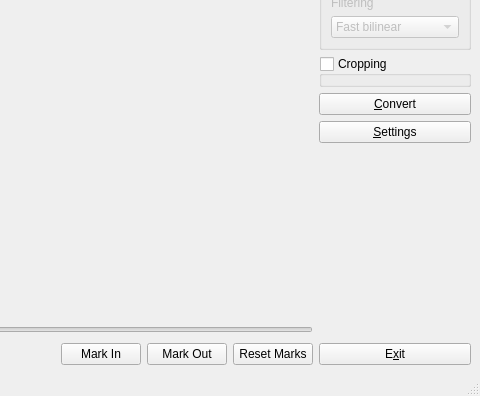
First picture: the form in src/VEMainWindow.ui, repository utak3r/VideoEditor, before the edit; both pictures show x 356 to 836 and y 127 to 523 of the 836 by 523 pixel window.
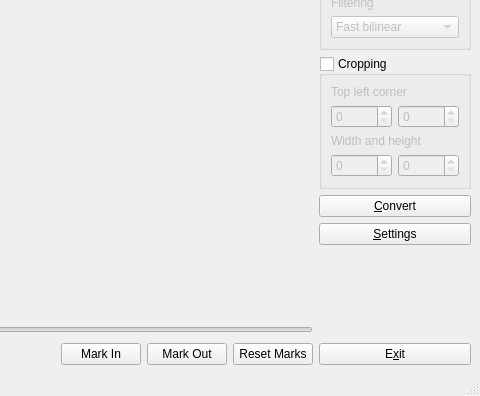
Second picture: the form after the edit. Icons and pictures are not drawn. Custom widgets are drawn as their Qt base class.

Commit message: Cropping impl. continues. Also proper drawing aspect ratio and window filling.

```diff
--- a/src/VEMainWindow.ui
+++ b/src/VEMainWindow.ui
@@ -18,9 +18,7 @@
     <normaloff>:/main/VideoEditor.ico</normaloff>:/main/VideoEditor.ico</iconset>
   </property>
   <widget class="QWidget" name="centralwidget">
-   <layout class="QVBoxLayout" name="verticalLayout_4">
-    <item>
-     <layout class="QHBoxLayout" name="horizontalLayout_3">
+   <layout class="QHBoxLayout" name="horizontalLayout_5">
       <item>
        <layout class="QVBoxLayout" name="verticalLayout_2">
         <item>
@@ -88,7 +86,7 @@
        </layout>
       </item>
       <item>
-       <layout class="QVBoxLayout" name="verticalLayout_3">
+     <layout class="QVBoxLayout" name="verticalLayout_4">
         <item>
          <widget class="QPushButton" name="btnOpenVideo">
           <property name="minimumSize">
@@ -234,6 +232,58 @@
           <property name="checked">
            <bool>false</bool>
           </property>
+        <layout class="QVBoxLayout" name="verticalLayout_3">
+         <item>
+          <widget class="QLabel" name="label_3">
+           <property name="text">
+            <string>Top left corner</string>
+           </property>
+          </widget>
+         </item>
+         <item>
+          <layout class="QHBoxLayout" name="horizontalLayout_3">
+           <item>
+            <widget class="QSpinBox" name="valCropPosX">
+             <property name="maximum">
+              <number>10000</number>
+             </property>
+            </widget>
+           </item>
+           <item>
+            <widget class="QSpinBox" name="valCropPosY">
+             <property name="maximum">
+              <number>10000</number>
+             </property>
+            </widget>
+           </item>
+          </layout>
+         </item>
+         <item>
+          <widget class="QLabel" name="label_4">
+           <property name="text">
+            <string>Width and height</string>
+           </property>
+          </widget>
+         </item>
+         <item>
+          <layout class="QHBoxLayout" name="horizontalLayout_4">
+           <item>
+            <widget class="QSpinBox" name="valCropWidth">
+             <property name="maximum">
+              <number>10000</number>
+             </property>
+            </widget>
+           </item>
+           <item>
+            <widget class="QSpinBox" name="valCropHeight">
+             <property name="maximum">
+              <number>10000</number>
+             </property>
+            </widget>
+           </item>
+          </layout>
+         </item>
+        </layout>
          </widget>
         </item>
         <item>
@@ -305,8 +355,6 @@
            <string>E&amp;xit</string>
           </property>
          </widget>
-        </item>
-       </layout>
       </item>
      </layout>
     </item>
```
Lines whose indentation alone changed are shown as unchanged. The commit also changes 6 other files.
